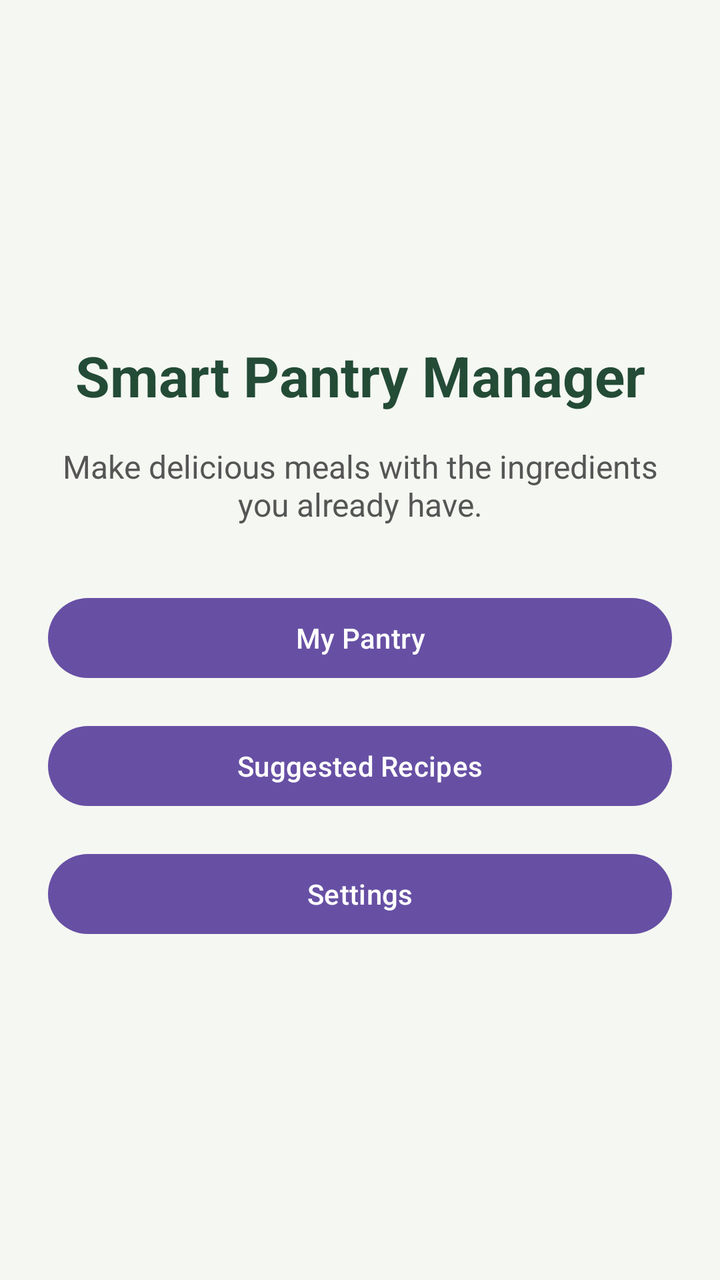
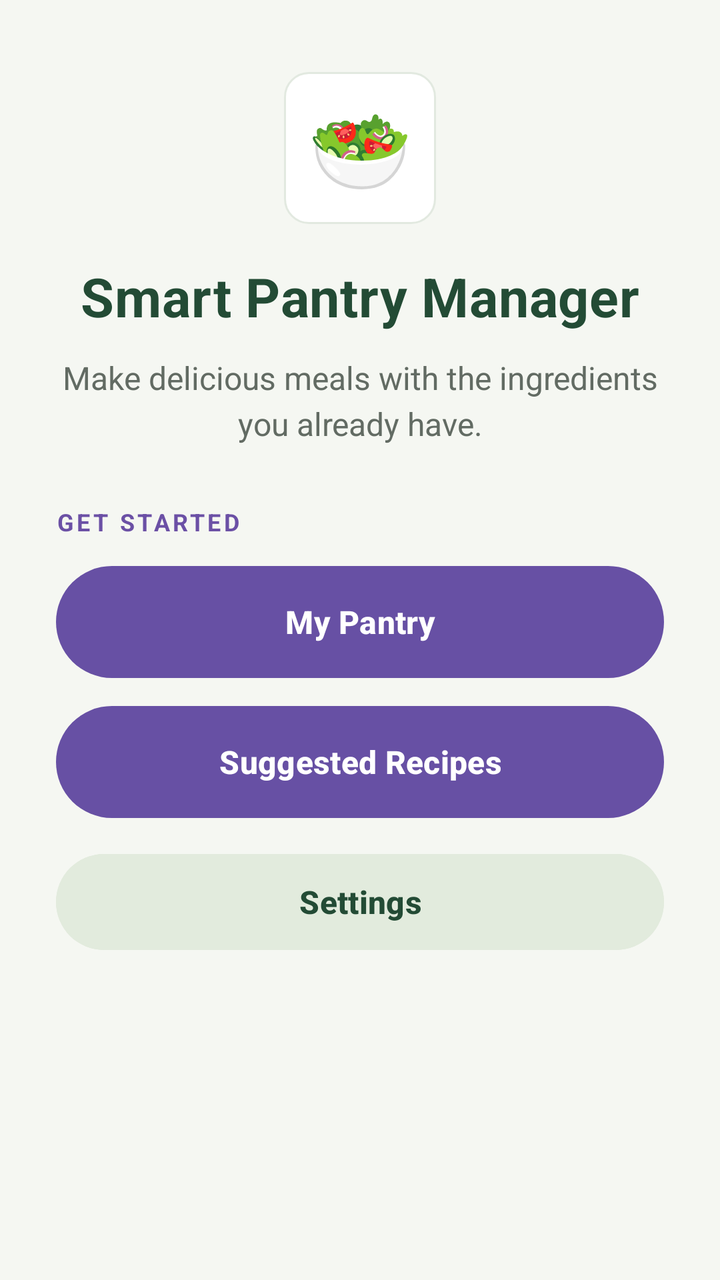

Two renders of the same Android screen: before a commit and after it. Below are the layout's source before the change and the commit's diff.
<!-- AndroidManifest.xml: application theme Theme.SmartPantryManager -->
<!-- res/layout/activity_main.xml -->
<androidx.constraintlayout.widget.ConstraintLayout
    xmlns:android="http://schemas.android.com/apk/res/android"
    xmlns:app="http://schemas.android.com/apk/res-auto"
    xmlns:tools="http://schemas.android.com/tools"
    android:id = "@+id/main"
    android:layout_width = "match_parent"
    android:layout_height = "match_parent"
    android:background = "#F5F7F2"
    tools:context = ".MainActivity">


    <LinearLayout
        android:layout_width = "0dp"
        android:layout_height = "wrap_content"
        android:orientation = "vertical"
        android:gravity = "center_horizontal"
        android:padding = "24dp"
        app:layout_constraintTop_toTopOf = "parent"
        app:layout_constraintBottom_toBottomOf = "parent"
        app:layout_constraintStart_toStartOf = "parent"
        app:layout_constraintEnd_toEndOf = "parent">


        
        <TextView
            android:layout_width = "match_parent"
            android:layout_height = "wrap_content"
            android:text = "Smart Pantry Manager"
            android:textSize = "28sp"
            android:textStyle = "bold"
            android:textColor = "#234B35"
            android:gravity = "center"
            android:layout_marginBottom = "16dp" />


        
        <TextView
            android:layout_width = "match_parent"
            android:layout_height = "wrap_content"
            android:text = "Make delicious meals with the ingredients you already have."
            android:textSize = "16sp"
            android:textColor = "#555555"
            android:gravity = "center"
            android:layout_marginBottom = "32dp" />


        
        <Button
                android:id = "@+id/btnPantry"
                android:layout_width = "match_parent"
                android:layout_height = "wrap_content"
                android:text = "My Pantry"
                android:layout_marginBottom = "16dp" />


        
        <Button
            android:id = "@+id/btnRecipes"
            android:layout_width = "match_parent"
            android:layout_height="wrap_content"
            android:text = "Suggested Recipes"
            android:layout_marginBottom = "16dp" />

        
        <Button
            android:id = "@+id/btnSettings"
            android:layout_width = "match_parent"
            android:layout_height = "wrap_content"
            android:text = "Settings" />

    </LinearLayout>

</androidx.constraintlayout.widget.ConstraintLayout>
<!-- resources referenced by this layout -->
<resources>
  <style name="Theme.SmartPantryManager" parent="Base.Theme.SmartPantryManager" />
  <style name="Base.Theme.SmartPantryManager" parent="Theme.Material3.DayNight">
  
          
          
      </style>
</resources>

<!-- the commit's change to res/layout/activity_main.xml (unified diff, before → after) -->
@@ -1,73 +1,122 @@
+<?xml version="1.0" encoding="utf-8" ?>
 <androidx.constraintlayout.widget.ConstraintLayout
     xmlns:android="http://schemas.android.com/apk/res/android"
     xmlns:app="http://schemas.android.com/apk/res-auto"
     xmlns:tools="http://schemas.android.com/tools"
-    android:id = "@+id/main"
-    android:layout_width = "match_parent"
-    android:layout_height = "match_parent"
-    android:background = "#F5F7F2"
-    tools:context = ".MainActivity">
+    android:id ="@+id/main"
+    android:layout_width="match_parent"
+    android:layout_height="match_parent"
+    android:background="#F5F7F2"
+    tools:context=".MainActivity">
 
+    <ScrollView
+        android:layout_width="0dp"
+        android:layout_height="0dp"
+        android:fillViewport="true"
+        android:clipToPadding="false"
+        app:layout_constraintTop_toTopOf="parent"
+        app:layout_constraintBottom_toBottomOf="parent"
+        app:layout_constraintStart_toStartOf="parent"
+        app:layout_constraintEnd_toEndOf="parent">
 
-    <LinearLayout
-        android:layout_width = "0dp"
-        android:layout_height = "wrap_content"
-        android:orientation = "vertical"
-        android:gravity = "center_horizontal"
-        android:padding = "24dp"
-        app:layout_constraintTop_toTopOf = "parent"
-        app:layout_constraintBottom_toBottomOf = "parent"
-        app:layout_constraintStart_toStartOf = "parent"
-        app:layout_constraintEnd_toEndOf = "parent">
+        <LinearLayout
+            android:id="@+id/homeContent"
+            android:layout_width="match_parent"
+            android:layout_height="wrap_content"
+            android:orientation="vertical"
+            android:gravity="center_horizontal"
+            android:paddingStart="28dp"
+            android:paddingEnd="28dp"
+            android:paddingTop="36dp"
+            android:paddingBottom="32dp">
 
+            
+            <TextView
+                android:layout_width="76dp"
+                android:layout_height="76dp"
+                android:gravity="center"
+                android:text="🥗"
+                android:textSize="42sp"
+                android:background="@drawable/bg_recipe_detail_card"
+                android:layout_marginBottom="18dp"
+                android:contentDescription="Healthy food icon" />
 
-        
-        <TextView
-            android:layout_width = "match_parent"
-            android:layout_height = "wrap_content"
-            android:text = "Smart Pantry Manager"
-            android:textSize = "28sp"
-            android:textStyle = "bold"
-            android:textColor = "#234B35"
-            android:gravity = "center"
-            android:layout_marginBottom = "16dp" />
+            
+            <TextView
+                android:layout_width="match_parent"
+                android:layout_height="wrap_content"
+                android:text="Smart Pantry Manager"
+                android:textSize="27sp"
+                android:textStyle="bold"
+                android:textColor="#234B35"
+                android:gravity="center"
+                android:letterSpacing="0.01"
+                android:layout_marginBottom="12dp" />
 
+            
+            <TextView
+                android:layout_width="match_parent"
+                android:layout_height="wrap_content"
+                android:text="Make delicious meals with the ingredients you already have."
+                android:textSize="16sp"
+                android:textColor="#626B63"
+                android:gravity="center"
+                android:lineSpacingExtra="4dp"
+                android:layout_marginBottom="30dp" />
 
-        
-        <TextView
-            android:layout_width = "match_parent"
-            android:layout_height = "wrap_content"
-            android:text = "Make delicious meals with the ingredients you already have."
-            android:textSize = "16sp"
-            android:textColor = "#555555"
-            android:gravity = "center"
-            android:layout_marginBottom = "32dp" />
+            
+            <TextView
+                android:layout_width="match_parent"
+                android:layout_height="wrap_content"
+                android:text="GET STARTED"
+                android:textSize="12sp"
+                android:textStyle="bold"
+                android:textColor="#6B50A5"
+                android:letterSpacing="0.12"
+                android:layout_marginBottom="14dp" />
 
+            
+            <Button
+                android:id="@+id/btnPantry"
+                android:layout_width="match_parent"
+                android:layout_height="56dp"
+                android:text="My Pantry"
+                android:textAllCaps="false"
+                android:textSize="16sp"
+                android:textStyle="bold"
+                android:textColor="#FFFFFF"
+                android:background="@drawable/bg_button_primary"
+                android:stateListAnimator="@null"
+                android:layout_marginBottom="14dp" />
 
-        
-        <Button
-                android:id = "@+id/btnPantry"
-                android:layout_width = "match_parent"
-                android:layout_height = "wrap_content"
-                android:text = "My Pantry"
-                android:layout_marginBottom = "16dp" />
+            
+            <Button
+                android:id="@+id/btnRecipes"
+                android:layout_width="match_parent"
+                android:layout_height="56dp"
+                android:text="Suggested Recipes"
+                android:textAllCaps="false"
+                android:textSize="16sp"
+                android:textStyle="bold"
+                android:textColor="#FFFFFF"
+                android:background="@drawable/bg_button_primary"
+                android:stateListAnimator="@null"
+                android:layout_marginBottom="14dp" />
 
+            
+            <Button
+                android:id="@+id/btnSettings"
+                android:layout_width="match_parent"
+                android:layout_height="56dp"
+                android:text="Settings"
+                android:textAllCaps="false"
+                android:textSize="16sp"
+                android:textStyle="bold"
+                android:textColor="#234B35"
+                android:backgroundTint="#E2EBDD"
+                android:stateListAnimator="@null" />
 
-        
-        <Button
-            android:id = "@+id/btnRecipes"
-            android:layout_width = "match_parent"
-            android:layout_height="wrap_content"
-            android:text = "Suggested Recipes"
-            android:layout_marginBottom = "16dp" />
-
-        
-        <Button
-            android:id = "@+id/btnSettings"
-            android:layout_width = "match_parent"
-            android:layout_height = "wrap_content"
-            android:text = "Settings" />
-
-    </LinearLayout>
+        </LinearLayout>
+    </ScrollView>
 
 </androidx.constraintlayout.widget.ConstraintLayout>
<!-- resource entries referenced after the edit -->
@@ -1,10 +1,37 @@
 <!-- resources referenced by this layout -->
 <resources>
+  <!-- drawable bg_button_primary (drawable) -->
+  <?xml version="1.0" encoding="utf-8"?>
+  <shape xmlns:android="http://schemas.android.com/apk/res/android"
+      android:shape="rectangle">
+  
+      <solid android:color="#6B50A5" />
+  
+      <corners android:radius="28dp" />
+  
+  </shape>
+  <!-- drawable bg_recipe_detail_card (drawable) -->
+  <?xml version="1.0" encoding="utf-8"?>
+  <shape xmlns:android="http://schemas.android.com/apk/res/android"
+      android:shape="rectangle">
+  
+      <solid android:color="#FFFFFF" />
+  
+      <corners android:radius="12dp" />
+  
+      <stroke
+          android:width="1dp"
+          android:color="#E2E9E0" />
+  
+  </shape>
   <style name="Theme.SmartPantryManager" parent="Base.Theme.SmartPantryManager" />
   <style name="Base.Theme.SmartPantryManager" parent="Theme.Material3.DayNight">
   
-          
-          
+          <item name="android:windowActionModeOverlay">true</item>
+          <item name="android:windowLightStatusBar">false</item>
+          <item name="android:statusBarColor">#F2EBF8</item>
+          <item name="android:navigationBarColor">#F5F7F2</item>
+  
       </style>
 </resources>
 
